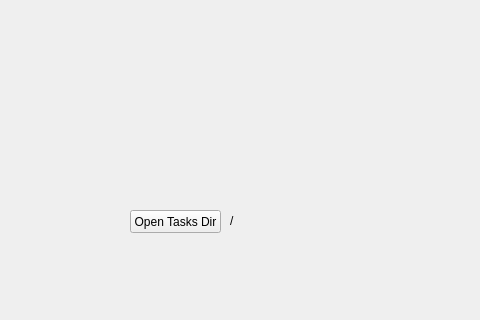
Qt form mainwindow.ui (khodand/trik-checkapp-old) before a commit; both pictures show x 0 to 480 and y 0 to 320 of the 800 by 600 pixel window.
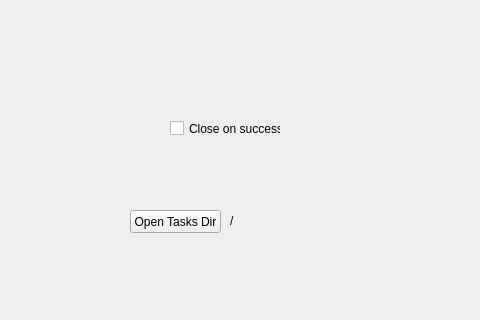
The same form after that commit.

```diff
--- a/mainwindow.ui
+++ b/mainwindow.ui
@@ -53,6 +53,19 @@
      <string>Run</string>
     </property>
    </widget>
+   <widget class="QCheckBox" name="closeOnSuccessOption">
+    <property name="geometry">
+     <rect>
+      <x>170</x>
+      <y>120</y>
+      <width>111</width>
+      <height>17</height>
+     </rect>
+    </property>
+    <property name="text">
+     <string>Close on success</string>
+    </property>
+   </widget>
   </widget>
   <widget class="QMenuBar" name="menubar">
    <property name="geometry">
```
